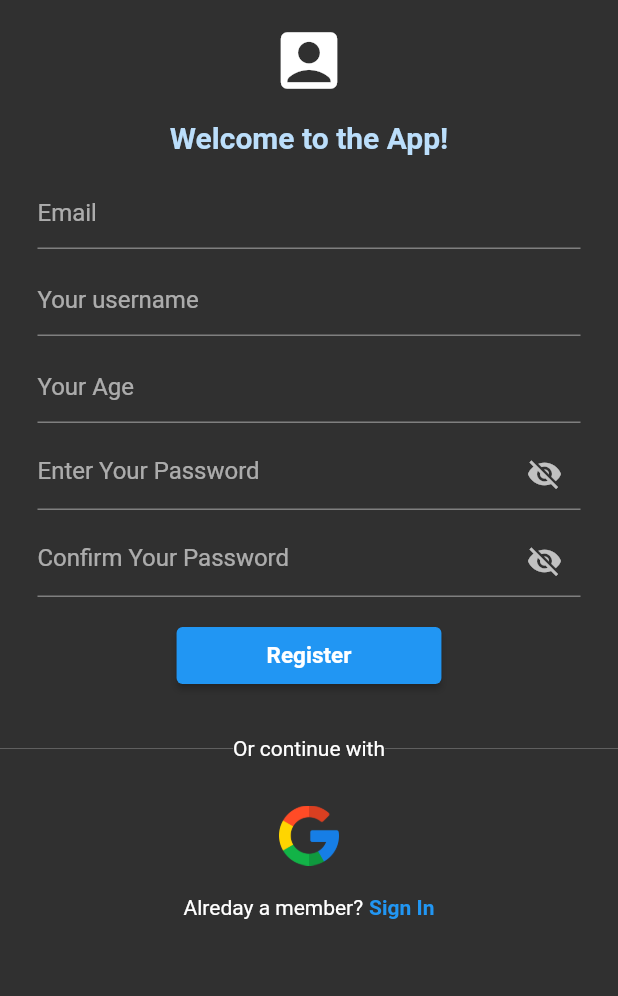
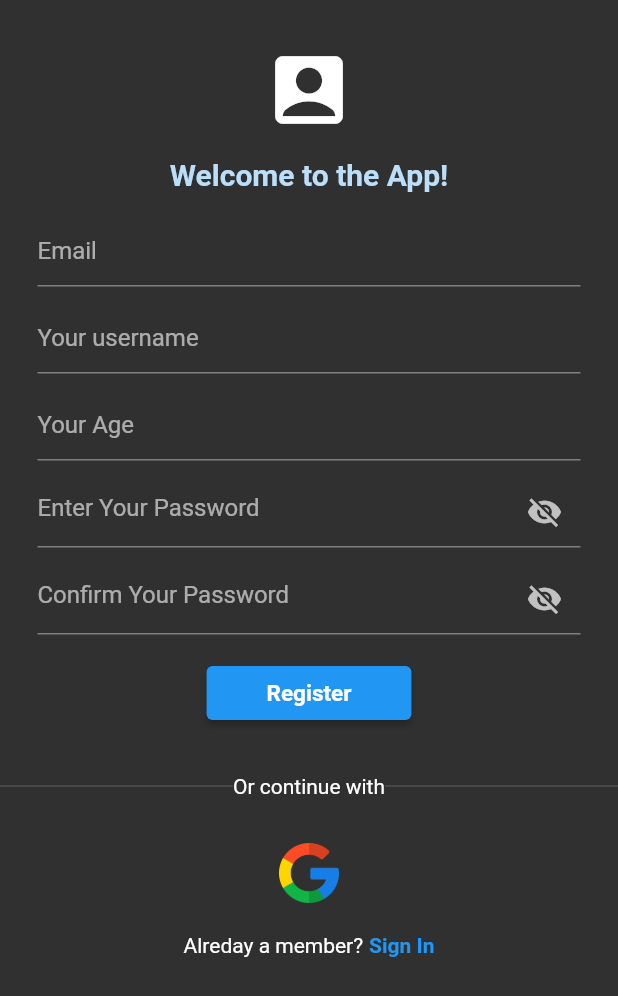
Before and after one commit to lostest4352/simple_firebase_chat_app, a Flutter app: the screen it shows after launch, after a tap on the "logout" icon, after a tap on "Register now", on a phone screen of 412 x 824 dp. Shown: the top 996 px of the screen. Run offline on Flutter 3.47's test engine with Material 2 defaults, Android fonts, the phone set to English and light mode, and no system bars; our stand-ins replace cloud_firestore, firebase_auth, firebase_core; accounts and stored records are empty; network calls fail.

Commit message:
minor changes

```diff
--- a/lib/pages/auth_pages/register_page.dart
+++ b/lib/pages/auth_pages/register_page.dart
@@ -128,12 +128,12 @@ class _RegisterPageState extends State<RegisterPage> {
               mainAxisAlignment: MainAxisAlignment.center,
               children: [
                 const SizedBox(
-                  height: 15,
+                  height: 30,
                 ),
                 // Login Icon
                 const Icon(
                   Icons.account_box,
-                  size: 50,
+                  size: 60,
                 ),
                 const SizedBox(
                   height: 15,
@@ -218,7 +218,7 @@ class _RegisterPageState extends State<RegisterPage> {
                 ElevatedButton(
                   style: ElevatedButton.styleFrom(
                     backgroundColor: Colors.blue,
-                    padding: const EdgeInsets.fromLTRB(60, 10, 60, 10),
+                    padding: const EdgeInsets.fromLTRB(40, 5, 40, 5),
                     textStyle: const TextStyle(
                         fontWeight: FontWeight.bold, fontSize: 15),
                   ),
```
